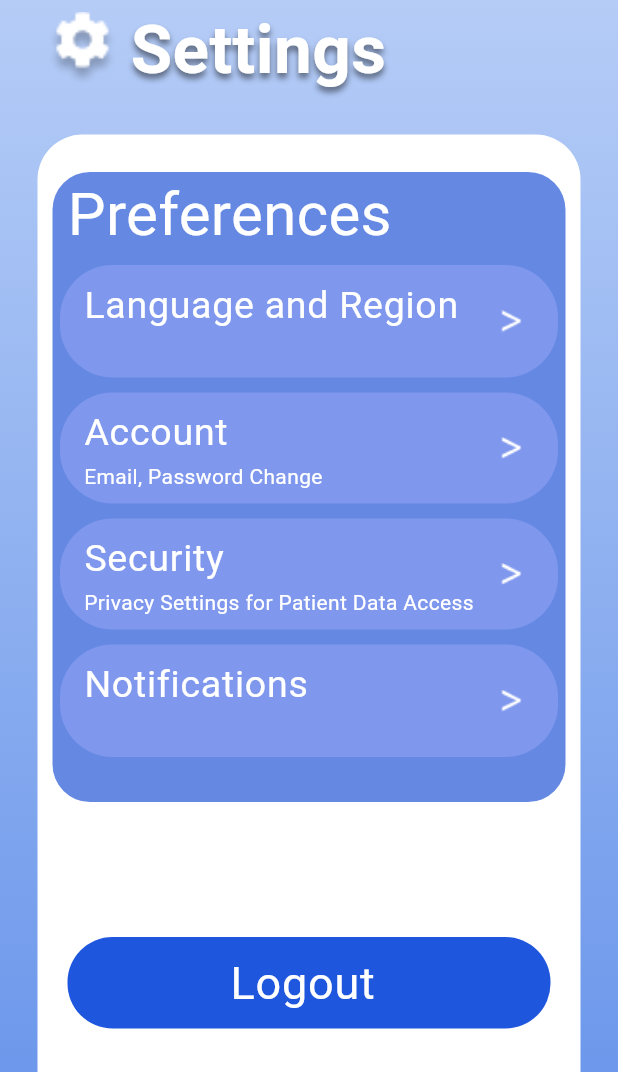
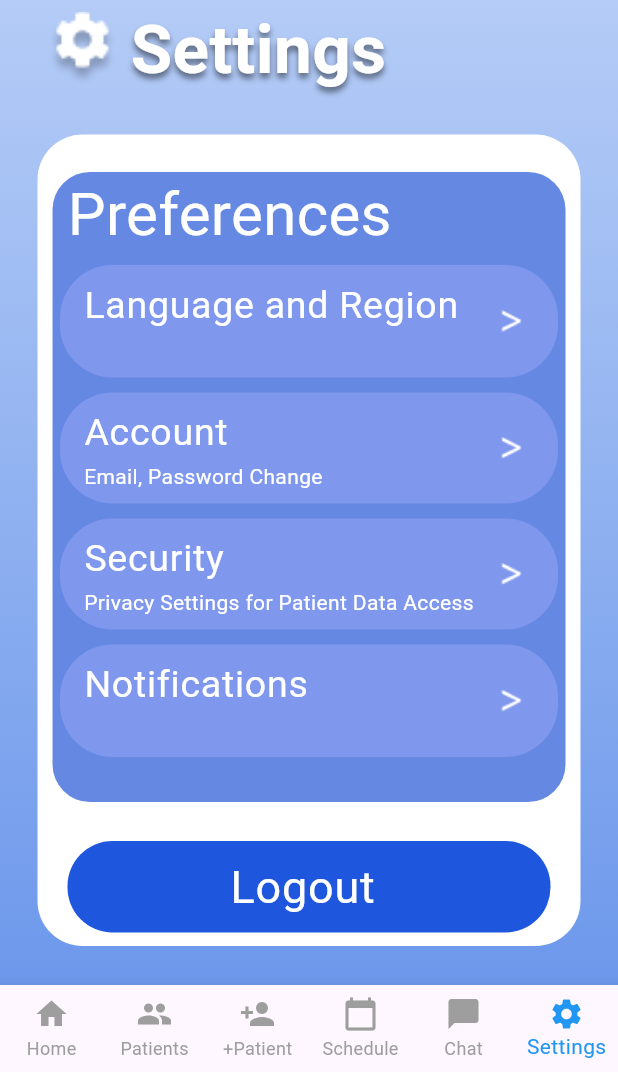
Before and after one commit to jorkd21/MediPal, a Flutter app: the SettingsPage screen opened by its route, on a phone screen of 412 x 824 dp, the part 164-1236 px from its top. Run offline on Flutter 3.47's test engine with Material 3 defaults, Android fonts, the phone set to English and light mode, and no system bars; our stand-ins replace cloud_firestore, dropdown_search, firebase_analytics, firebase_auth, firebase_core, firebase_database and 3 more; missing offline and left inert: firebase_ui_auth; accounts and stored records are empty; generated files the repository leaves out were written again.

Commit message:
Navigation Update
Added settings page and navigation to and from it to the navbar.

```diff
--- a/lib/chat/chat_list.dart
+++ b/lib/chat/chat_list.dart
@@ -6,6 +6,7 @@ import 'package:medipal/objects/practitioner.dart';
 import 'package:medipal/pages/appointment_page.dart';
 import 'package:medipal/pages/dashboard.dart';
 import 'package:medipal/pages/patient_list.dart';
+import 'package:medipal/pages/settings.dart';
 import 'package:medipal/patient_form.dart';
 import '../objects/patient.dart';
 
@@ -33,6 +34,7 @@ class _ChatListState extends State<ChatList> {
     PatientForm(patient: Patient()),
     AppointmentPage(),
     ChatList(),
+    SettingsPage(),
   ];
 
   void _onItemTapped(int index) {
@@ -123,6 +125,10 @@ class _ChatListState extends State<ChatList> {
                 icon: Icon(Icons.chat_bubble),
                 label: 'Chat',
               ),
+              BottomNavigationBarItem(
+                icon: Icon(Icons.settings),
+                label: 'Settings',
+              ),
             ],
             currentIndex: _selectedIndex,
             selectedItemColor: Colors.blue,
--- a/lib/pages/appointment_page.dart
+++ b/lib/pages/appointment_page.dart
@@ -10,6 +10,7 @@ import 'package:medipal/pages/appointment_date.dart';
 import 'package:medipal/pages/dashboard.dart' as dash;
 import 'package:medipal/pages/patient_list.dart';
 import 'package:medipal/pages/patientpage.dart';
+import 'package:medipal/pages/settings.dart';
 import 'package:medipal/patient_form.dart';
 
 import '../objects/patient.dart';
@@ -55,6 +56,7 @@ class _AppointmentPageState extends State<AppointmentPage> {
     PatientForm(patient: Patient()),
     AppointmentPage(),
     ChatList(),
+    SettingsPage(),
   ];
 
   void _onItemTapped(int index) {
@@ -315,14 +317,18 @@ class _AppointmentPageState extends State<AppointmentPage> {
               ),
               BottomNavigationBarItem(
                 icon: Icon(Icons.person_add),
-                label: 'Add Patient',
+                label: '+Patient',
               ),
               BottomNavigationBarItem(
                 icon: Icon(Icons.calendar_today),
-                label: 'Appntments'),
+                label: 'Schedule'),
               BottomNavigationBarItem(
                 icon: Icon(Icons.chat_bubble),
                 label: 'Chat',
+              ),
+              BottomNavigationBarItem(
+                icon: Icon(Icons.settings),
+                label: 'Settings',
               ),
             ],
             currentIndex: _selectedIndex,
--- a/lib/pages/dashboard.dart
+++ b/lib/pages/dashboard.dart
@@ -11,6 +11,7 @@ import 'package:medipal/objects/patient.dart';
 import 'package:medipal/pages/patientpage.dart';
 import 'package:medipal/pages/patient_list.dart';
 import 'package:flutter/material.dart';
+import 'package:medipal/pages/settings.dart';
 import 'package:medipal/patient_form.dart';
 import 'package:medipal/objects/patient.dart';
 import 'package:medipal/patient_data.dart';
@@ -66,6 +67,7 @@ class _DashboardState extends State<Dashboard> {
     PatientForm(patient: Patient()),
     AppointmentPage(),
     ChatList(),
+    SettingsPage(),
   ];
 
   void _onItemTapped(int index) {
@@ -337,7 +339,7 @@ class _DashboardState extends State<Dashboard> {
             ),
             BottomNavigationBarItem(
               icon: Icon(Icons.person_add),
-              label: 'Add Patient',
+              label: '+Patient',
             ),
             BottomNavigationBarItem(
               icon: Icon(Icons.calendar_today),
@@ -345,6 +347,10 @@ class _DashboardState extends State<Dashboard> {
             BottomNavigationBarItem(
               icon: Icon(Icons.chat_bubble),
               label: 'Chat',
+            ),
+            BottomNavigationBarItem(
+              icon: Icon(Icons.settings),
+              label: 'Settings',
             ),
           ],
           currentIndex: _selectedIndex,
--- a/lib/pages/patient_list.dart
+++ b/lib/pages/patient_list.dart
@@ -4,6 +4,7 @@ import 'package:medipal/chat/chat_list.dart';
 import 'package:medipal/pages/appointment_page.dart';
 import 'package:medipal/pages/dashboard.dart';
 import 'package:medipal/pages/patientpage.dart';
+import 'package:medipal/pages/settings.dart';
 import 'package:medipal/patient_form.dart';
 import 'package:medipal/objects/patient.dart';
 import 'package:medipal/patient_data.dart';
@@ -36,6 +37,7 @@ class _PatientListState extends State<PatientList> {
     PatientForm(patient: Patient()),
     AppointmentPage(),
     ChatList(),
+    SettingsPage(),
   ];
 
 void _onItemTapped(int index) {
@@ -281,7 +283,7 @@ void _onItemTapped(int index) {
                 ),
                 BottomNavigationBarItem(
                   icon: Icon(Icons.person_add),
-                  label: 'Add Patient',
+                  label: '+Patient',
                 ),
                 BottomNavigationBarItem(
                   icon: Icon(Icons.calendar_today),
@@ -289,6 +291,10 @@ void _onItemTapped(int index) {
                 BottomNavigationBarItem(
                   icon: Icon(Icons.chat_bubble),
                   label: 'Chat',
+                ),
+                BottomNavigationBarItem(
+                  icon: Icon(Icons.settings),
+                  label: 'Settings',
                 ),
               ],
               currentIndex: _selectedIndex,
--- a/lib/pages/settings.dart
+++ b/lib/pages/settings.dart
@@ -1,7 +1,40 @@
 import 'package:flutter/material.dart';
+import 'package:medipal/chat/chat_list.dart';
 import 'package:medipal/constant/images.dart';
+//import 'package:medipal/objects/appointment_patient.dart';
+import 'package:medipal/pages/appointment_page.dart';
+import 'package:medipal/pages/dashboard.dart';
+import 'package:medipal/pages/patient_list.dart';
+import 'package:medipal/patient_form.dart';
+import '../objects/patient.dart';
 
-class SettingsPage extends StatelessWidget {
+
+class SettingsPage extends StatefulWidget {
+
+  @override
+  _SettingsPageState createState() => _SettingsPageState();
+}
+
+class _SettingsPageState extends State<SettingsPage> {
+
+
+  int _selectedIndex = 5;
+  final List<Widget> _pages = [
+    Dashboard(),
+    PatientList(),
+    PatientForm(patient: Patient()),
+    AppointmentPage(),
+    ChatList(),
+    SettingsPage(),
+  ];
+
+ void _onItemTapped(int index) {
+    setState(() {
+      _selectedIndex = index;
+    });
+    Navigator.of(context).pushReplacement(MaterialPageRoute(builder: (context) => _pages[index]),);
+  }
+
   @override
   Widget build(BuildContext context) {
     return Scaffold(
@@ -99,7 +132,7 @@ class SettingsPage extends StatelessWidget {
                                   margin: EdgeInsets.all(10.0),
                                   padding: EdgeInsets.all(10.0),
                                   child: Container(
-                                    height: 684.0,
+                                    height: 541.0,
                                     decoration: BoxDecoration(
                                       color: Colors.white,
                                       borderRadius: BorderRadius.circular(30.0),
@@ -253,7 +286,7 @@ class SettingsPage extends StatelessWidget {
                                         ),
                                         SizedBox(
                                             height:
-                                                65), // Added space between boxes
+                                                1), // Added space between boxes
                                         Container(
                                           width: double.infinity,
                                           margin: EdgeInsets.symmetric(
@@ -294,6 +327,39 @@ class SettingsPage extends StatelessWidget {
           ],
         ),
       ),
+      bottomNavigationBar: BottomNavigationBar(
+        type: BottomNavigationBarType.fixed,
+          items: const <BottomNavigationBarItem>[
+            BottomNavigationBarItem(
+              icon: Icon(Icons.home),
+              label: 'Home',
+            ),
+            BottomNavigationBarItem(
+              icon: Icon(Icons.people),
+              label: 'Patients',
+            ),
+            BottomNavigationBarItem(
+              icon: Icon(Icons.person_add),
+              label: '+Patient',
+            ),
+            BottomNavigationBarItem(
+              icon: Icon(Icons.calendar_today),
+              label: 'Schedule'),
+            BottomNavigationBarItem(
+              icon: Icon(Icons.chat_bubble),
+              label: 'Chat',
+            ),
+            BottomNavigationBarItem(
+              icon: Icon(Icons.settings),
+              label: 'Settings',
+            ),
+          ],
+          currentIndex: _selectedIndex,
+          selectedItemColor: Colors.blue,
+          unselectedItemColor: Colors.grey,
+          showUnselectedLabels: true,
+          onTap: _onItemTapped,
+        ),
     );
   }
 }
--- a/lib/patient_form.dart
+++ b/lib/patient_form.dart
@@ -11,6 +11,7 @@ import 'package:medipal/forms/medications.dart';
 import 'package:medipal/pages/appointment_page.dart';
 import 'package:medipal/pages/dashboard.dart';
 import 'package:medipal/pages/patient_list.dart';
+import 'package:medipal/pages/settings.dart';
 import 'package:medipal/patient_data.dart';
 import 'package:medipal/objects/patient.dart';
 
@@ -45,6 +46,7 @@ class _PatientFormState extends State<PatientForm> {
     PatientForm(patient: Patient()),
     AppointmentPage(),
     ChatList(),
+    SettingsPage(),
   ];
 
   void _onItemTapped(int index) {
@@ -310,14 +312,18 @@ class _PatientFormState extends State<PatientForm> {
             ),
             BottomNavigationBarItem(
               icon: Icon(Icons.person_add),
-              label: 'Add Patient',
+              label: '+Patient',
             ),
             BottomNavigationBarItem(
               icon: Icon(Icons.calendar_today),
-              label: 'Appntments'),
+              label: 'Schedule'),
             BottomNavigationBarItem(
               icon: Icon(Icons.chat_bubble),
               label: 'Chat',
+            ),
+            BottomNavigationBarItem(
+              icon: Icon(Icons.settings),
+              label: 'Settings',
             ),
           ],
           currentIndex: _selectedIndex,
```
